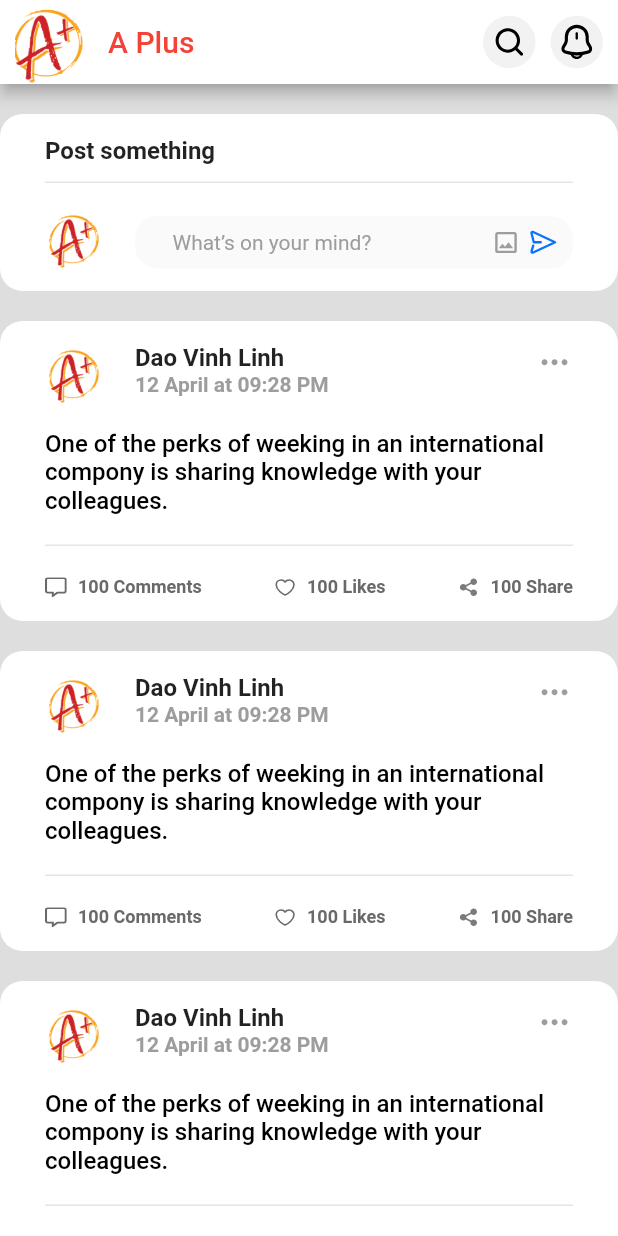
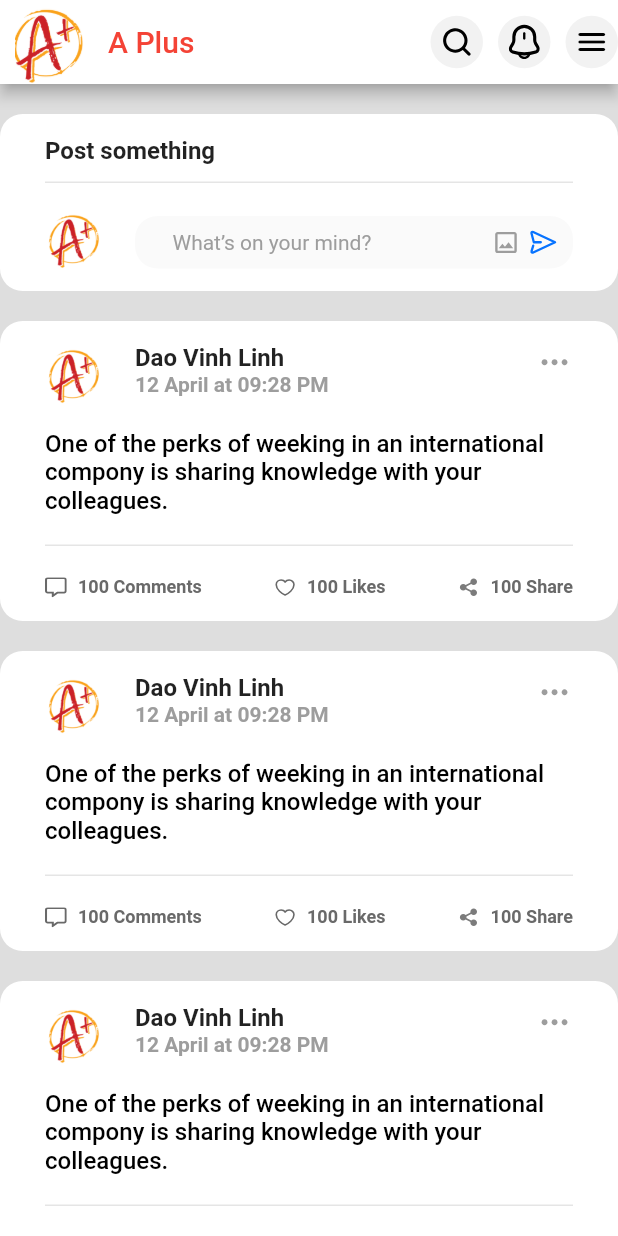
Before and after one commit to hau1610/socialmedia, a Flutter app: the screen it shows after launch, on a phone screen of 412 x 824 dp. Run offline on Flutter 3.47's test engine with Material 2 defaults, Android fonts, the phone set to English and light mode, and no system bars; our stand-ins replace flutter_svg, get.

Commit message:
add icon and update homepage

```diff
--- a/socialapp/lib/main.dart
+++ b/socialapp/lib/main.dart
@@ -4,6 +4,7 @@ import 'package:socialapp/get_routes.dart';
 import 'package:socialapp/global_controller.dart';
 
 void main() {
+  WidgetsFlutterBinding.ensureInitialized();
   runApp(const SocialApp());
 }
 
--- a/socialapp/lib/page/HomePage/controller.dart
+++ b/socialapp/lib/page/HomePage/controller.dart
@@ -0,0 +1,8 @@
+import 'package:get/get.dart';
+
+class HomePageController extends GetxController {
+  @override
+  void onInit() {
+    super.onInit();
+  }
+}
--- a/socialapp/lib/page/HomePage/index.dart
+++ b/socialapp/lib/page/HomePage/index.dart
@@ -2,10 +2,15 @@ import 'package:flutter/cupertino.dart';
 import 'package:flutter/material.dart';
 import 'package:flutter_svg/flutter_svg.dart';
 import 'package:get/get.dart';
+import 'package:socialapp/page/HomePage/controller.dart';
+import 'package:socialapp/page/Menu/index.dart';
 import 'package:socialapp/page/Notification/index.dart';
 import 'package:socialapp/utils/svg.dart';
 
 class HomePage extends StatelessWidget {
+  final HomePageController h = Get.put(HomePageController());
+  HomePage({Key? key}) : super(key: key);
+
   @override
   Widget build(BuildContext context) {
     return Scaffold(
@@ -56,6 +61,23 @@ class HomePage extends StatelessWidget {
                   ),
                 ),
                 const SizedBox(width: 10),
+                GestureDetector(
+                  onTap: () {
+                    Get.to(() => Menu());
+                  },
+                  child: Container(
+                    padding: const EdgeInsets.all(5),
+                    height: 35,
+                    width: 35,
+                    decoration: BoxDecoration(
+                        shape: BoxShape.circle,
+                        color: Colors.black.withOpacity(0.05)),
+                    child: const Icon(
+                      Icons.menu_rounded,
+                      color: Colors.black,
+                    ),
+                  ),
+                ),
               ],
             )
           ],
--- a/socialapp/lib/utils/svg.dart
+++ b/socialapp/lib/utils/svg.dart
@@ -14,6 +14,12 @@ class SvgIcon {
   static const String like_icon = 'assets/icons/like.svg';
   static const String share_icon = 'assets/icons/share.svg';
   static const String clockIcon = 'assets/icons/clock.svg';
+  static const String feedIcon = 'assets/icons/feed.svg';
+  static const String friendIcon = 'assets/icons/friends.svg';
+  static const String photoIcon = 'assets/icons/photo.svg';
+  static const String chatIcon = 'assets/icons/chat.svg';
+  static const String settingIcon = 'assets/icons/setting.svg';
+  static const String logoutIcon = 'assets/icons/logout.svg';
 }
 
 class Picture {
```
Also changed, not shown: socialapp/lib/page/Profile/index.dart (added, +9 -0 lines), socialapp/assets/icons/chat.svg (added), socialapp/assets/icons/feed.svg (added), socialapp/assets/icons/friends.svg (added), socialapp/assets/icons/logout.svg (added), socialapp/assets/icons/photo.svg (added), socialapp/assets/icons/setting.svg (added).
